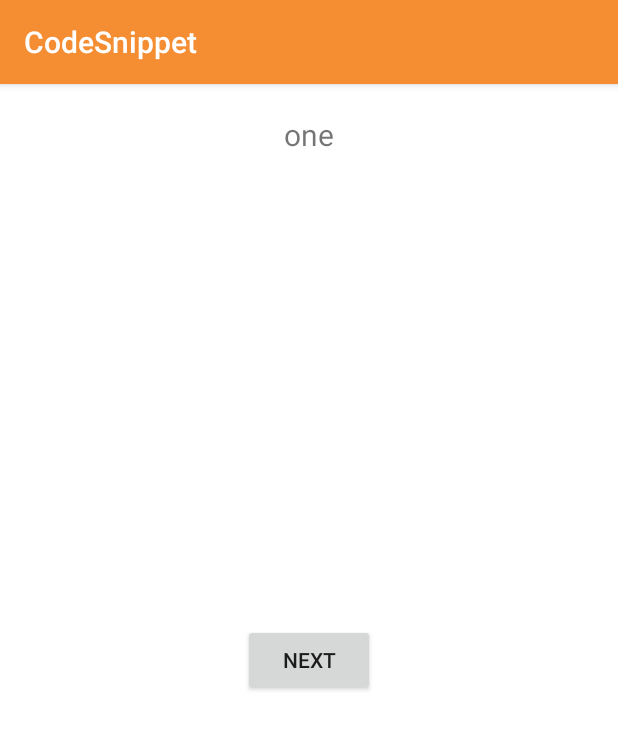
After one commit to ChestnutPlus/CodeSnippet, an Android app: the BackFragment screen opened directly, with no data from a screen before it, on a phone screen of 412 x 824 dp. The commit adds this screen. Shown: the top 729 px of the screen. Run offline under Robolectric (Android 15) with nearby library versions, the phone set to English and light mode, and no system bars.

Commit message:
Feat: add example for back stack fragment

```diff
--- a/app/src/main/AndroidManifest.xml
+++ b/app/src/main/AndroidManifest.xml
@@ -6,7 +6,10 @@
         android:icon="@mipmap/ic_launcher"
         android:label="@string/app_name"
         android:theme="@style/AppTheme">
-        <activity android:name=".ui.fragment.bottomTab.BottomTabFragmentActivity"></activity>
+        <activity android:name=".ui.fragment.backStack.BackFragmentActivity"></activity>
+        <activity android:name=".ui.fragment.FragmentActivity" />
+        <activity android:name=".ui.recyclerView.RecyclerViewActivity" />
+        <activity android:name=".ui.fragment.bottomTab.BottomTabFragmentActivity" />
         <activity android:name=".ui.fragment.lazyLoad.FragmentLazyLoadActivity" />
         <activity android:name=".MainActivity">
             <intent-filter>
--- /dev/null
+++ b/app/src/main/java/x/chestnut/code/snippet/ui/fragment/backStack/BackFragment.java
@@ -0,0 +1,100 @@
+package x.chestnut.code.snippet.ui.fragment.backStack;
+
+import android.content.Context;
+import android.os.Bundle;
+import android.util.Log;
+import android.view.View;
+import android.widget.TextView;
+
+import x.chestnut.code.snippet.R;
+import x.chestnut.code.snippet.ui.fragment.bottomTab.BaseFragment;
+
+/**
+ * <pre>
+ *     author: Chestnut
+ *     blog  : http://www.jianshu.com/u/a0206b5f4526
+ *     time  : 2019/3/27 18:21
+ *     desc  :
+ *     thanks To:
+ *     dependent on:
+ *     update log:
+ * </pre>
+ */
+public class BackFragment extends BaseFragment {
+
+    /**
+     * 这个接口由Activity实现，就可以进行通信
+     *      注意，是在 onAttach 和 onDetach
+     *      中注册监听和销毁监听
+     */
+    public interface OnClickListener {
+        void onClick(String param);
+    }
+
+    private String TAG = "BackFragment";
+    private static final String ARG_PARAM1 = "param1";
+    private String mParam1;
+    private OnClickListener onClickListener;
+
+    public BackFragment() {}
+
+    public static BackFragment newInstance(String param1) {
+        BackFragment fragment = new BackFragment();
+        Bundle args = new Bundle();
+        args.putString(ARG_PARAM1, param1);
+        fragment.setArguments(args);
+        return fragment;
+    }
+
+    @Override
+    public void onCreate(Bundle savedInstanceState) {
+        super.onCreate(savedInstanceState);
+        if (getArguments() != null) {
+            mParam1 = getArguments().getString(ARG_PARAM1);
+        }
+    }
+
+    @Override
+    public void onAttach(Context context) {
+        super.onAttach(context);
+        if (getActivity() instanceof OnClickListener)
+            onClickListener = (OnClickListener) getActivity();
+    }
+
+    @Override
+    public void onDetach() {
+        super.onDetach();
+        onClickListener = null;
+    }
+
+    @Override
+    protected int setContentView() {
+        return R.layout.fragment_back_1;
+    }
+
+    @Override
+    protected void onViewCreate(View rootView) {
+        TextView tv = rootView.findViewById(R.id.tv);
+        tv.setText(mParam1);
+        rootView.findViewById(R.id.btn).setOnClickListener(v -> {
+            if (onClickListener!=null)
+                onClickListener.onClick(mParam1);
+        });
+        Log.i(TAG,"onViewCreate, " + mParam1);
+    }
+
+    @Override
+    protected void onViewResume() {
+        Log.i(TAG,"onViewResume, " + mParam1);
+    }
+
+    @Override
+    protected void onViewPause() {
+        Log.i(TAG,"onViewPause, " + mParam1);
+    }
+
+    @Override
+    protected void onViewDestroy() {
+        Log.i(TAG,"onViewDestroy, " + mParam1);
+    }
+}
--- /dev/null
+++ b/app/src/main/java/x/chestnut/code/snippet/ui/fragment/backStack/BackFragmentActivity.java
@@ -0,0 +1,61 @@
+package x.chestnut.code.snippet.ui.fragment.backStack;
+
+import android.support.v4.app.Fragment;
+import android.support.v4.app.FragmentTransaction;
+
+import x.chestnut.code.snippet.R;
+import x.chestnut.code.snippet.base.BaseActivity;
+
+public class BackFragmentActivity extends BaseActivity implements BackFragment.OnClickListener{
+
+    /**
+     * 有一个小问题，
+     *      这里多次添加后，不会
+     *      调用 Fragment 的 onViewPause()
+     *      具体可以看log
+     */
+
+    private final String Param1 = "one";
+    private final String Param2 = "two";
+    private final String Param3 = "three";
+
+    /*添加fragment*/
+    private void addFragment(Fragment fragment) {
+        addFragment(fragment,true);
+    }
+
+    private void addFragment(Fragment fragment, boolean isAddBackStack) {
+        /*判断该fragment是否已经被添加过  如果没有被添加  则添加*/
+        if (!fragment.isAdded()) {
+            FragmentTransaction fragmentTransaction = getSupportFragmentManager().beginTransaction();
+            if (isAddBackStack)
+                fragmentTransaction.addToBackStack(null);
+            fragmentTransaction.add(R.id.frame_layout, fragment, fragment.getClass().getSimpleName())
+                    .commit();
+        }
+    }
+
+    @Override
+    public int getLayoutId() {
+        return R.layout.activity_back_fragment;
+    }
+
+    @Override
+    public void lazyLoadViewAfterOnResume() {
+        addFragment(BackFragment.newInstance(Param1), false);
+    }
+
+    @Override
+    public void onClick(String param) {
+        switch (param) {
+            case Param1:
+                addFragment(BackFragment.newInstance(Param2));
+                break;
+            case Param2:
+                addFragment(BackFragment.newInstance(Param3));
+                break;
+            case Param3:
+                break;
+        }
+    }
+}
--- a/app/src/main/java/x/chestnut/code/snippet/ui/fragment/lazyLoad/BlankFragment.java
+++ b/app/src/main/java/x/chestnut/code/snippet/ui/fragment/lazyLoad/BlankFragment.java
@@ -4,6 +4,7 @@ import android.os.AsyncTask;
 import android.os.Bundle;
 import android.util.Log;
 import android.view.View;
+import android.widget.ProgressBar;
 import android.widget.TextView;
 
 import java.lang.ref.WeakReference;
@@ -21,6 +22,7 @@ public class BlankFragment extends LazyLoadFragment {
     public BlankFragment() {}
 
     private TextView textView;
+    private ProgressBar progressBar;
 
     /**
      * 使用这个方法进行实例化
@@ -57,15 +59,18 @@ public class BlankFragment extends LazyLoadFragment {
     protected void initView(View rootView) {
         Log.i(TAG,mParam1 + ", initView");
         textView = rootView.findViewById(R.id.tv_index);
+        progressBar = rootView.findViewById(R.id.progress);
     }
 
     @Override
     protected void lazyLoad() {
         Log.i(TAG,mParam1 + ", lazyLoad");
+        progressBar.setVisibility(View.VISIBLE);
         new MockMetAsyncTask(this).execute(mParam1);
     }
 
     private void updateView() {
+        progressBar.setVisibility(View.INVISIBLE);
         textView.setText(mParam1);
     }
 
--- /dev/null
+++ b/app/src/main/res/layout/activity_back_fragment.xml
@@ -0,0 +1,12 @@
+<?xml version="1.0" encoding="utf-8"?>
+<RelativeLayout xmlns:android="http://schemas.android.com/apk/res/android"
+    xmlns:app="http://schemas.android.com/apk/res-auto"
+    xmlns:tools="http://schemas.android.com/tools"
+    android:layout_width="match_parent"
+    android:layout_height="match_parent"
+    tools:context=".ui.fragment.backStack.BackFragmentActivity">
+    <FrameLayout
+        android:id="@+id/frame_layout"
+        android:layout_width="match_parent"
+        android:layout_height="match_parent"/>
+</RelativeLayout>
--- /dev/null
+++ b/app/src/main/res/layout/fragment_back_1.xml
@@ -0,0 +1,25 @@
+<?xml version="1.0" encoding="utf-8"?>
+<RelativeLayout xmlns:android="http://schemas.android.com/apk/res/android"
+    android:layout_width="match_parent"
+    android:layout_height="match_parent"
+    android:background="#fff"
+    xmlns:tools="http://schemas.android.com/tools">
+
+    <TextView
+        android:id="@+id/tv"
+        android:layout_centerHorizontal="true"
+        android:layout_margin="20dp"
+        android:textSize="20sp"
+        tools:text="Back"
+        android:layout_width="wrap_content"
+        android:layout_height="wrap_content" />
+
+    <Button
+        android:id="@+id/btn"
+        android:text="next"
+        android:layout_margin="100dp"
+        android:layout_centerInParent="true"
+        android:layout_width="wrap_content"
+        android:layout_height="wrap_content" />
+
+</RelativeLayout>
```
Also changed, not shown: app/src/main/java/x/chestnut/code/snippet/MainActivity.java (+6 -38 lines), app/src/main/java/x/chestnut/code/snippet/base/ScrollBaseActivity.java (added, +48 -0 lines), app/src/main/java/x/chestnut/code/snippet/ui/fragment/FragmentActivity.java (added, +16 -0 lines), app/src/main/java/x/chestnut/code/snippet/ui/recyclerView/RecyclerViewActivity.java (added, +10 -0 lines), app/src/main/res/layout/fragment_blank.xml (+7 -0 lines), app/src/main/res/layout/activity_scroll.xml (renamed from app/src/main/res/layout/activity_main.xml).
